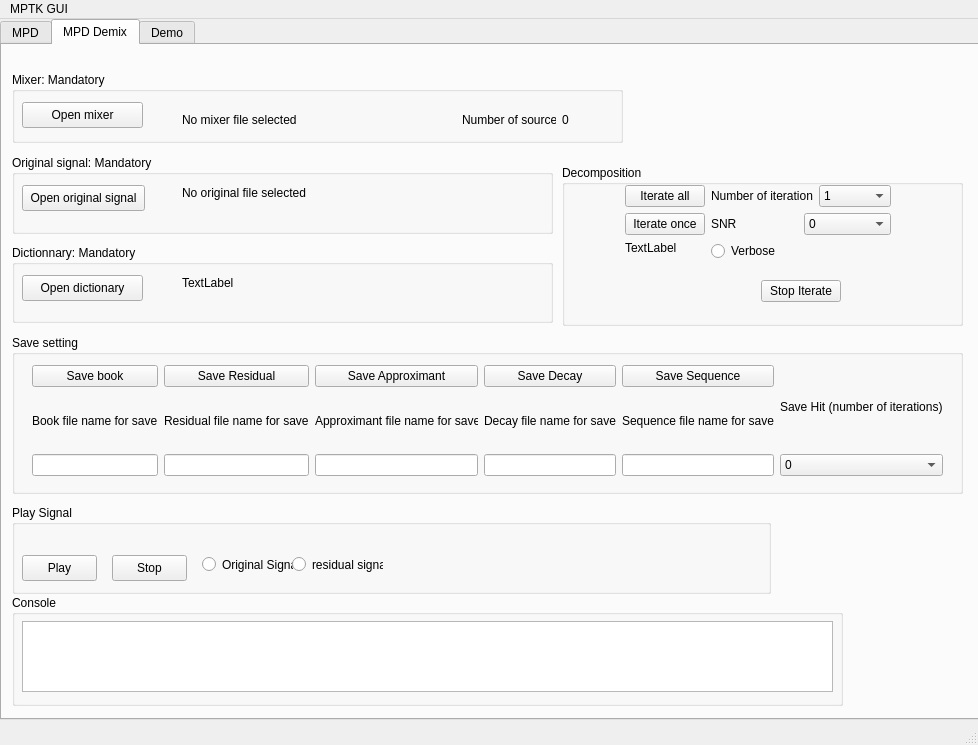
Qt form src/gui/Qt/presentation/MPTK_GUI_APP.ui (ltfat/fastmpwithmultigabor) before a commit.
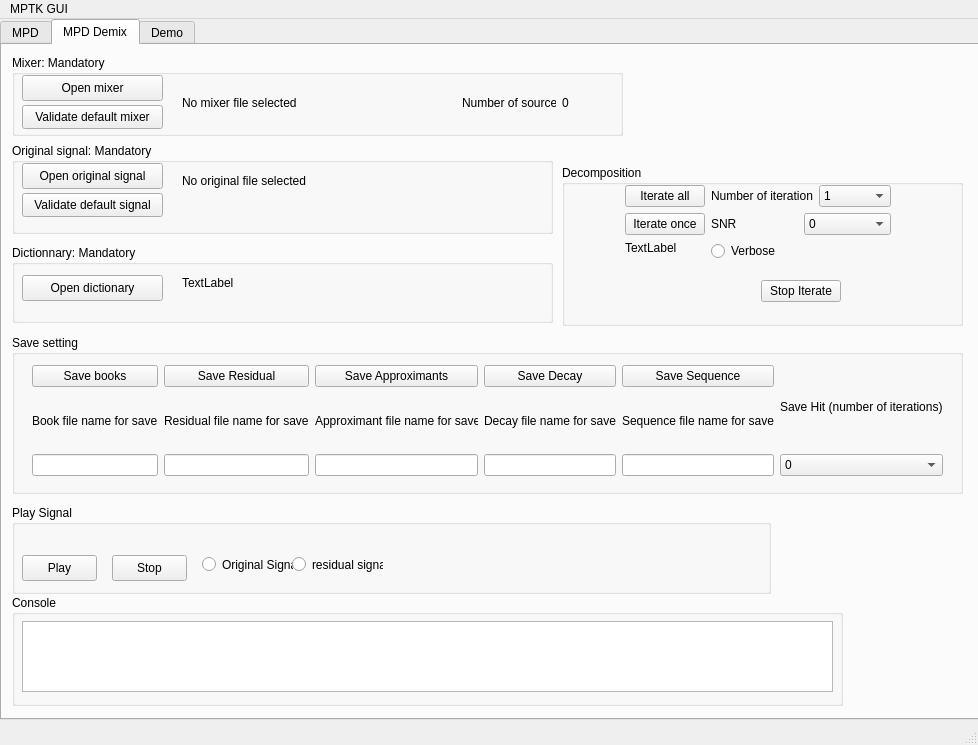
The same form after that commit. The open tabs and pages were chosen to show the change. Icons and pictures are not drawn.

```diff
--- a/src/gui/Qt/presentation/MPTK_GUI_APP.ui
+++ b/src/gui/Qt/presentation/MPTK_GUI_APP.ui
@@ -1267,9 +1267,9 @@
          <property name="geometry" >
           <rect>
            <x>10</x>
-           <y>27</y>
+           <y>10</y>
            <width>611</width>
-           <height>71</height>
+           <height>81</height>
           </rect>
          </property>
          <property name="title" >
@@ -1279,8 +1279,8 @@
           <property name="geometry" >
            <rect>
             <x>10</x>
-            <y>30</y>
-            <width>121</width>
+            <y>20</y>
+            <width>141</width>
             <height>26</height>
            </rect>
           </property>
@@ -1365,6 +1365,19 @@
            </property>
           </widget>
          </widget>
+         <widget class="QPushButton" name="btnOpenDefaultMixerDemix" >
+          <property name="geometry" >
+           <rect>
+            <x>10</x>
+            <y>50</y>
+            <width>141</width>
+            <height>24</height>
+           </rect>
+          </property>
+          <property name="text" >
+           <string>Validate default mixer</string>
+          </property>
+         </widget>
         </widget>
         <widget class="QGroupBox" name="groupBox_11" >
          <property name="geometry" >
@@ -1406,7 +1419,7 @@
              <item>
               <widget class="QPushButton" name="pushButtonSaveBookDemix" >
                <property name="text" >
-                <string>Save book</string>
+                <string>Save books</string>
                </property>
               </widget>
              </item>
@@ -1448,7 +1461,7 @@
              <item>
               <widget class="QPushButton" name="pushButtonSaveApproxDemix" >
                <property name="text" >
-                <string>Save Approximant</string>
+                <string>Save Approximants</string>
                </property>
               </widget>
              </item>
@@ -1718,7 +1731,7 @@
            <rect>
             <x>10</x>
             <y>30</y>
-            <width>121</width>
+            <width>141</width>
             <height>26</height>
            </rect>
           </property>
@@ -1769,9 +1782,9 @@
          <property name="geometry" >
           <rect>
            <x>10</x>
-           <y>110</y>
+           <y>98</y>
            <width>541</width>
-           <height>79</height>
+           <height>91</height>
           </rect>
          </property>
          <property name="title" >
@@ -1781,8 +1794,8 @@
           <property name="geometry" >
            <rect>
             <x>10</x>
-            <y>30</y>
-            <width>123</width>
+            <y>20</y>
+            <width>141</width>
             <height>26</height>
            </rect>
           </property>
@@ -1828,6 +1841,19 @@
            </property>
           </widget>
          </widget>
+         <widget class="QPushButton" name="btnOpenDefaultSig_3" >
+          <property name="geometry" >
+           <rect>
+            <x>10</x>
+            <y>50</y>
+            <width>141</width>
+            <height>24</height>
+           </rect>
+          </property>
+          <property name="text" >
+           <string>Validate default signal</string>
+          </property>
+         </widget>
         </widget>
        </widget>
        <widget class="QWidget" name="tab_demo" >
```
Left out of the diff: 23 changed lines with no effect on the pictures.
